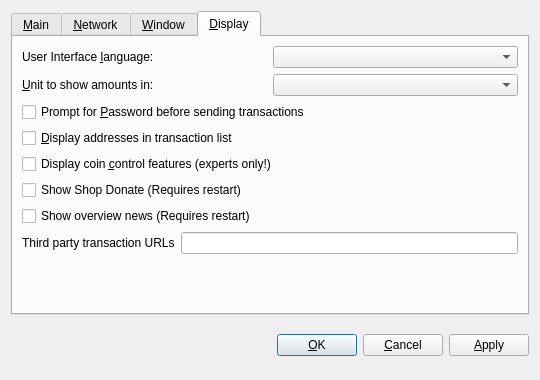
The window that src/qt/forms/optionsdialog.ui (MintcoinCommunity/Mintcoin-Desktop-Wallet) describes before a commit, drawn with Qt 5.
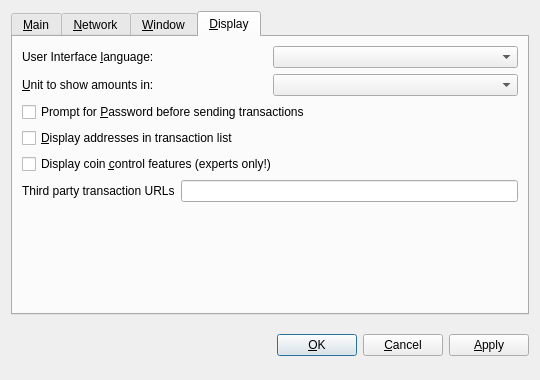
The same window after the commit. The open tabs and pages were chosen to show the change. Custom widgets are drawn as their Qt base class.

```diff
--- a/src/qt/forms/optionsdialog.ui
+++ b/src/qt/forms/optionsdialog.ui
@@ -360,20 +360,6 @@
          </property>
         </widget>
        </item>
-       <item>
-        <widget class="QCheckBox" name="showShopDonate">
-         <property name="text">
-          <string>Show Shop Donate (Requires restart)</string>
-         </property>
-        </widget>
-       </item>
-       <item>
-        <widget class="QCheckBox" name="showOverviewNews">
-         <property name="text">
-          <string>Show overview news (Requires restart)</string>
-         </property>
-        </widget>
-       </item>
        <item>
         <layout class="QHBoxLayout" name="horizontalLayout_3_Display">
          <item>
```
